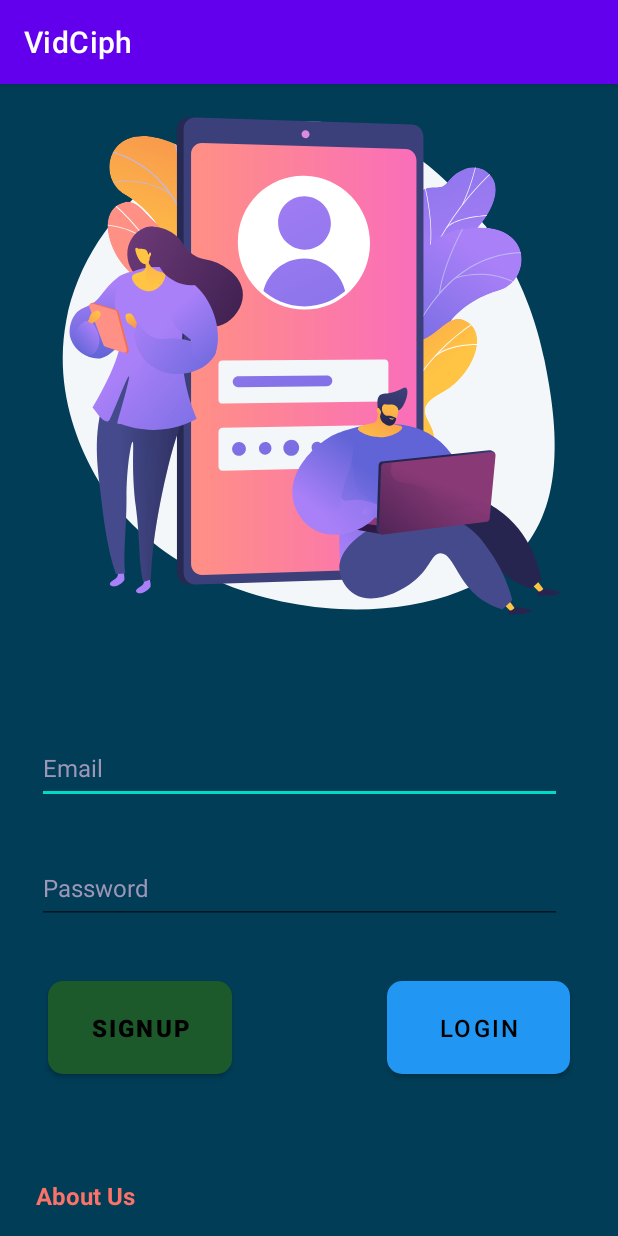
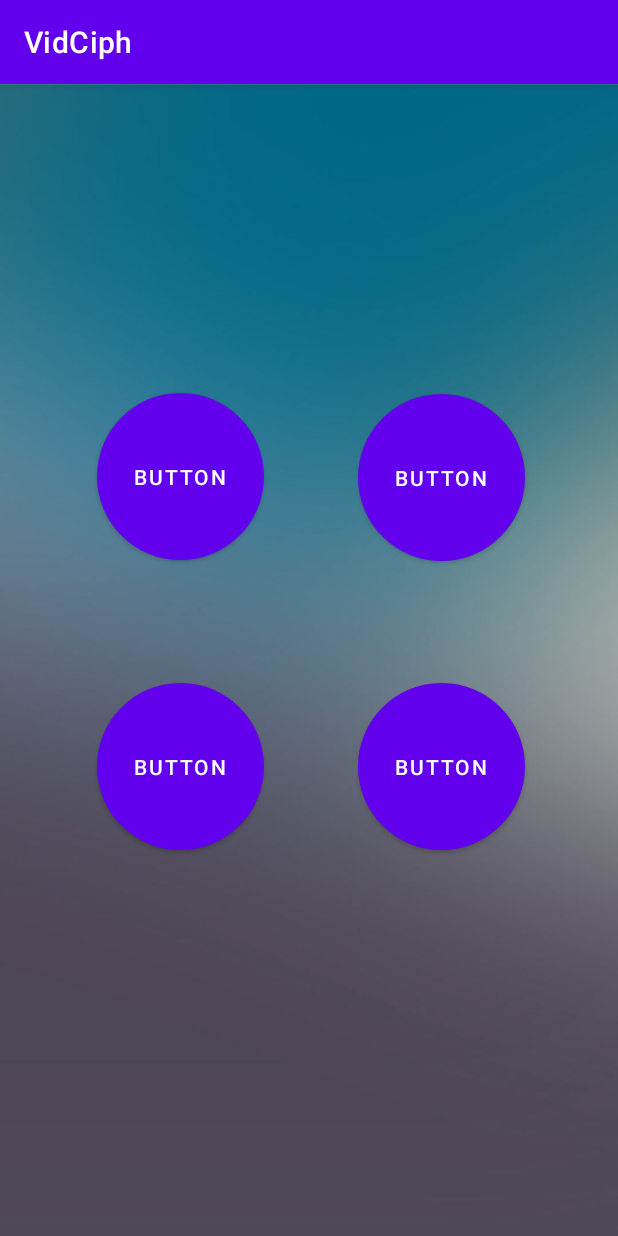
Before and after one commit to skmodi649/VidCiph, an Android app: the screen it shows after launch (MainActivity before the commit, CentralActivity after it), after a tap on "LOGIN", on a phone screen of 412 x 824 dp. Run offline under Robolectric (Android 15) with nearby library versions, the phone set to English and light mode, and no system bars.

Commit message:
Further development commit

```diff
--- a/app/src/main/AndroidManifest.xml
+++ b/app/src/main/AndroidManifest.xml
@@ -19,6 +19,9 @@
             android:name=".MainActivity"
             android:exported="true" />
         <activity
+            android:name=".CentralActivity"
+            android:exported="true" />
+        <activity
             android:name=".Splash"
             android:exported="true"
             android:label="VidCiph"
--- /dev/null
+++ b/app/src/main/res/drawable-v24/roundbutton.xml
@@ -0,0 +1,13 @@
+<?xml version="1.0" encoding="utf-8"?>
+<selector xmlns:android="http://schemas.android.com/apk/res/android">
+    <item android:state_pressed="false">
+        <shape android:shape="oval">
+            <solid android:color="#808080"/>
+        </shape>
+    </item>
+    <item android:state_pressed="true">
+        <shape android:shape="oval">
+            <solid android:color="#808080"/>
+        </shape>
+    </item>
+</selector>
--- a/app/src/main/res/layout/activity_central.xml
+++ b/app/src/main/res/layout/activity_central.xml
@@ -4,6 +4,56 @@
     xmlns:tools="http://schemas.android.com/tools"
     android:layout_width="match_parent"
     android:layout_height="match_parent"
+    android:background="@drawable/img"
     tools:context=".CentralActivity">
 
+    <Button
+        android:id="@+id/button5"
+        android:layout_width="111dp"
+        android:layout_height="111dp"
+        android:background="@drawable/roundbutton"
+        android:text="Button"
+        app:layout_constraintBottom_toBottomOf="parent"
+        app:layout_constraintEnd_toEndOf="parent"
+        app:layout_constraintStart_toEndOf="@+id/button2"
+        app:layout_constraintTop_toTopOf="parent"
+        app:layout_constraintVertical_bias="0.608" />
+
+    <Button
+        android:id="@+id/button4"
+        android:layout_width="111dp"
+        android:layout_height="111dp"
+        android:background="@drawable/roundbutton"
+        android:text="Button"
+        app:layout_constraintBottom_toBottomOf="parent"
+        app:layout_constraintEnd_toEndOf="parent"
+        app:layout_constraintHorizontal_bias="0.216"
+        app:layout_constraintStart_toStartOf="parent"
+        app:layout_constraintTop_toTopOf="parent"
+        app:layout_constraintVertical_bias="0.608" />
+
+    <Button
+        android:id="@+id/button2"
+        android:layout_width="111dp"
+        android:layout_height="111dp"
+        android:background="@drawable/roundbutton"
+        android:text="Button"
+        app:layout_constraintBottom_toBottomOf="parent"
+        app:layout_constraintEnd_toEndOf="parent"
+        app:layout_constraintHorizontal_bias="0.216"
+        app:layout_constraintStart_toStartOf="parent"
+        app:layout_constraintTop_toTopOf="parent"
+        app:layout_constraintVertical_bias="0.314" />
+
+    <Button
+        android:id="@+id/button3"
+        android:layout_width="111dp"
+        android:layout_height="111dp"
+        android:background="@drawable/roundbutton"
+        android:text="Button"
+        app:layout_constraintBottom_toBottomOf="parent"
+        app:layout_constraintEnd_toEndOf="parent"
+        app:layout_constraintStart_toEndOf="@+id/button2"
+        app:layout_constraintTop_toTopOf="parent"
+        app:layout_constraintVertical_bias="0.315" />
 </androidx.constraintlayout.widget.ConstraintLayout>
```
Also changed, not shown: app/src/main/res/drawable-v24/img.png (added), app/src/main/res/drawable/img.png (deleted).
